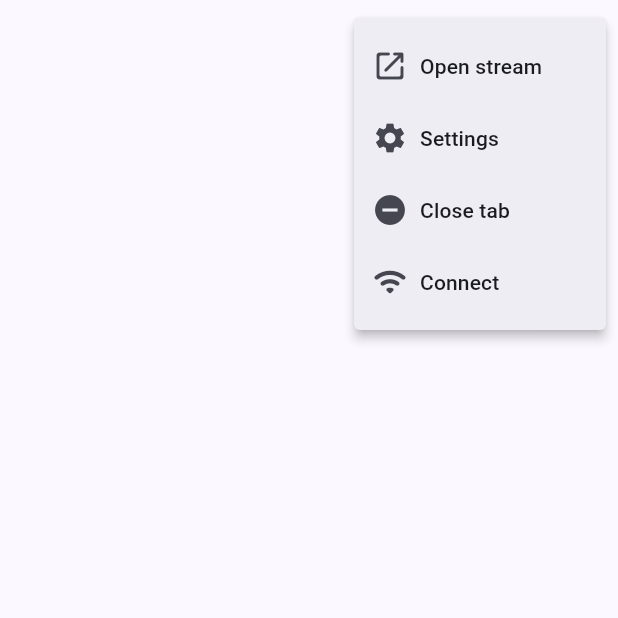
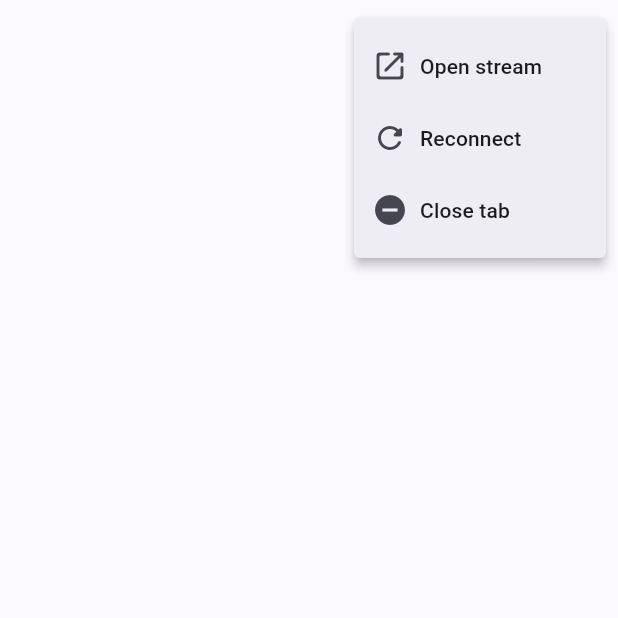
Before and after one commit to chitchat-apps/chitchat, a Flutter app: the ChannelScreen screen opened directly with empty values, after a tap on the "more vert" icon, on a phone screen of 412 x 824 dp, the top half of it. Run offline on Flutter 3.47's test engine with Material 2 defaults, Android fonts, the light colour scheme and no system bars; our stand-ins replace connectivity_plus, flutter_mobx, flutter_secure_storage, mobx, shared_preferences; missing offline and left inert: twitch_tmi; accounts and stored records are empty; generated files the repository leaves out were written again.

Commit message:
feat: Add reconnect functionality to channel screen
- Added a new `Reconnect` option in the channel screen's settings menu
- When the `Reconnect` option is tapped, the `channelStore.reconnect()` method is called
- The `reconnect()` method in the `ChannelBaseStore` class has been implemented to disconnect and then initialize the channels again, simulating a reconnection
- A notice message is added to each chat indicating that it is reconnecting to the respective channel

```diff
--- a/lib/screens/home/channel/channel_screen.dart
+++ b/lib/screens/home/channel/channel_screen.dart
@@ -135,14 +135,17 @@ class _ChannelScreenState extends State<ChannelScreen> {
                     }
                   },
                 ),
-                const PopupMenuItem(
-                  child: Row(
+                PopupMenuItem(
+                  child: const Row(
                     children: [
-                      Icon(Icons.settings),
+                      Icon(Icons.refresh_rounded),
                       SizedBox(width: 8),
-                      Text("Settings"),
+                      Text("Reconnect"),
                     ],
                   ),
+                  onTap: () {
+                    channelStore.reconnect();
+                  },
                 ),
                 PopupMenuItem(
                   child: const Row(
@@ -156,25 +159,18 @@ class _ChannelScreenState extends State<ChannelScreen> {
                     widget.onClose?.call();
                   },
                 ),
-                if (!const bool.fromEnvironment("dart.vm.product"))
+                if (!const bool.fromEnvironment("dart.vm.product") &&
+                    channelStore.connected)
                   PopupMenuItem(
-                    child: Row(
+                    child: const Row(
                       children: [
-                        Icon(
-                          channelStore.connected
-                              ? Icons.wifi_off_rounded
-                              : Icons.wifi_rounded,
-                        ),
-                        const SizedBox(width: 8),
-                        Text(channelStore.connected ? "Disconnect" : "Connect"),
+                        Icon(Icons.wifi_off_rounded),
+                        SizedBox(width: 8),
+                        Text("Disconnect"),
                       ],
                     ),
                     onTap: () {
-                      if (channelStore.connected) {
-                        channelStore.disconnect();
-                      } else {
-                        channelStore.connect();
-                      }
+                      channelStore.disconnect();
                     },
                   ),
               ],
--- a/pubspec.yaml
+++ b/pubspec.yaml
@@ -45,6 +45,7 @@ dependencies:
   url_launcher: ^6.1.12
   window_to_front: ^0.0.3
   web_socket_channel: ^2.4.0
+  connectivity_plus: ^4.0.2
   twitch_tmi:
     git:
       url: https://github.com/chitchat-apps/twitch_tmi.git
```
Also changed, not shown: lib/stores/channel_store.dart (+50 -3 lines), lib/stores/channel_store.g.dart, pubspec.lock, 4 other files.
